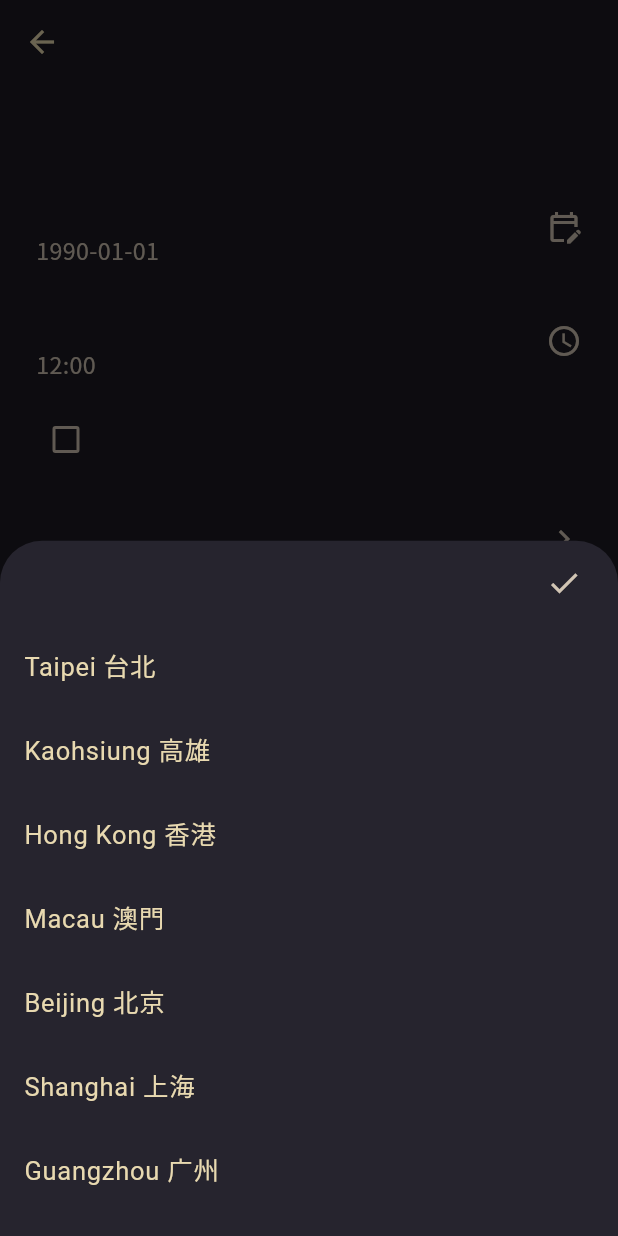
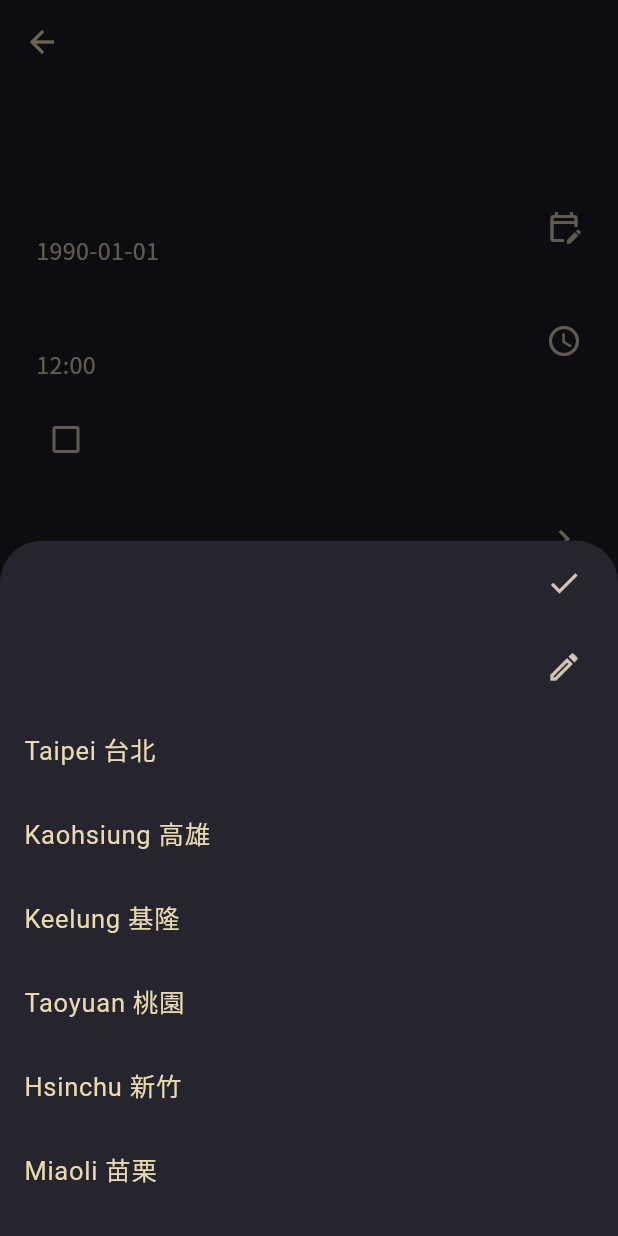
Before and after one commit to lawrence124875/iching-cards, a Flutter app: the BirthSetupPage screen opened directly with empty values, after a tap on the "chevron right" icon, on a phone screen of 412 x 824 dp. Run offline on Flutter 3.47's test engine with Material 3 defaults, Android fonts, the phone set to English and light mode, and no system bars; our stand-ins replace audio_service, cloud_firestore, file_picker, firebase_analytics, firebase_core, firebase_crashlytics and 8 more; missing offline and left inert: in_app_update, lunar, purchases_flutter; accounts and stored records are empty; generated files the repository leaves out were written again; Roboto replaces fonts that are missing (NotoSerifTC).

Commit message:
出生資料：日期提示改實際格式、台灣縣市＋自訂經度；功能介紹加一頁；0.7.1+76 (#49)
* 出生資料：日期提示改用實際格式、台灣縣市＋自訂經度；功能介紹加一頁；0.7.1+76

Co-Authored-By: Claude Opus 5.5 <noreply@anthropic.com>
Claude-Session: https://claude.ai/code/session_01Cu1dEPHGCTcaL8ysjkMMxG

* 功能介紹：補第 6 頁圖示

Co-Authored-By: Claude Opus 5.5 <noreply@anthropic.com>
Claude-Session: https://claude.ai/code/session_01Cu1dEPHGCTcaL8ysjkMMxG

* 測試：功能介紹改為六頁

Co-Authored-By: Claude Opus 5.5 <noreply@anthropic.com>
Claude-Session: https://claude.ai/code/session_01Cu1dEPHGCTcaL8ysjkMMxG

* 測試：功能介紹六頁（迴圈次數）

Co-Authored-By: Claude Opus 5.5 <noreply@anthropic.com>
Claude-Session: https://claude.ai/code/session_01Cu1dEPHGCTcaL8ysjkMMxG

---------

Co-authored-by: Claude <noreply@anthropic.com>

```diff
--- a/lib/core/meihua/solar_time.dart
+++ b/lib/core/meihua/solar_time.dart
@@ -43,6 +43,23 @@ class MeihuaCities {
   static const all = <MeihuaCity>[
     MeihuaCity('taipei', 'Taipei 台北', 121.56),
     MeihuaCity('kaohsiung', 'Kaohsiung 高雄', 120.30),
+    MeihuaCity('keelung', 'Keelung 基隆', 121.74),
+    MeihuaCity('taoyuan', 'Taoyuan 桃園', 121.30),
+    MeihuaCity('hsinchu', 'Hsinchu 新竹', 120.97),
+    MeihuaCity('miaoli', 'Miaoli 苗栗', 120.82),
+    MeihuaCity('taichung', 'Taichung 台中', 120.68),
+    MeihuaCity('changhua', 'Changhua 彰化', 120.54),
+    MeihuaCity('nantou', 'Nantou 南投', 120.69),
+    MeihuaCity('yunlin', 'Yunlin 雲林', 120.54),
+    MeihuaCity('chiayi', 'Chiayi 嘉義', 120.45),
+    MeihuaCity('tainan', 'Tainan 台南', 120.21),
+    MeihuaCity('pingtung', 'Pingtung 屏東', 120.49),
+    MeihuaCity('yilan', 'Yilan 宜蘭', 121.75),
+    MeihuaCity('hualien', 'Hualien 花蓮', 121.60),
+    MeihuaCity('taitung', 'Taitung 台東', 121.15),
+    MeihuaCity('penghu', 'Penghu 澎湖', 119.57),
+    MeihuaCity('kinmen', 'Kinmen 金門', 118.32),
+    MeihuaCity('matsu', 'Matsu 馬祖', 119.95),
     MeihuaCity('hongkong', 'Hong Kong 香港', 114.17),
     MeihuaCity('macau', 'Macau 澳門', 113.54),
     MeihuaCity('beijing', 'Beijing 北京', 116.40),
@@ -123,7 +140,23 @@ class MeihuaCities {
     MeihuaCity('fortaleza', 'Fortaleza', -38.54),
   ];
 
+  /// 自訂經度的 id 前綴（出生資料可自行輸入經度），例如 `lon:120.97`。
+  static const customPrefix = 'lon:';
+
+  static String customId(double longitude) => '$customPrefix${longitude.toStringAsFixed(2)}';
+
+  /// 自訂經度：顯示成 `120.97°E`／`74.01°W`。
+  static MeihuaCity? custom(String id) {
+    if (!id.startsWith(customPrefix)) return null;
+    final lon = double.tryParse(id.substring(customPrefix.length));
+    if (lon == null || lon < -180 || lon > 180) return null;
+    return MeihuaCity(id, '${lon.abs().toStringAsFixed(2)}°${lon < 0 ? 'W' : 'E'}', lon);
+  }
+
   static MeihuaCity? byId(String? id) {
+    if (id == null) return null;
+    final c = custom(id);
+    if (c != null) return c;
     for (final c in all) {
       if (c.id == id) return c;
     }
--- a/lib/features/intro/intro_page.dart
+++ b/lib/features/intro/intro_page.dart
@@ -23,7 +23,7 @@ class _IntroPageState extends State<IntroPage> {
   final _pages = PageController();
   int _index = 0;
 
-  static const _icons = [Icons.style_outlined, Icons.bookmark_outline, Icons.air, Icons.ios_share, Icons.mail_outline];
+  static const _icons = [Icons.style_outlined, Icons.auto_awesome_outlined, Icons.bookmark_outline, Icons.air, Icons.ios_share, Icons.mail_outline];
 
   @override
   void dispose() {
@@ -40,6 +40,7 @@ class _IntroPageState extends State<IntroPage> {
     final l = context.l10n;
     final pages = [
       (l.intro1Title, l.intro1Body),
+      (l.intro6Title, l.intro6Body),
       (l.intro2Title, l.intro2Body),
       (l.intro3Title, l.intro3Body),
       (l.intro4Title, l.intro4Body),
--- a/lib/l10n/app_ar.arb
+++ b/lib/l10n/app_ar.arb
@@ -222,6 +222,8 @@
   "intro4Body": "يمكن تحويل سداسيّ أعجبك إلى بطاقة ومشاركتها مع الأصدقاء. النصوص والقراءات مجانية دائمًا؛ والأعضاء بلا إعلانات، ويسحبون بلا حدود، ولهم جلسات تنفّس أطول ونبضات ثنائية الأذن.",
   "intro5Title": "آراؤكم تهمّنا",
   "intro5Body": "من القائمة أعلى الشاشة الرئيسية يمكن مشاهدة هذه الجولة مرة أخرى، وإرسال الملاحظات إلينا، واختيار مشاركة إحصاءات الاستخدام المجهولة الهويّة أو عدمها. الاقتراحات تساعدنا على تحسين التطبيق.",
+  "intro6Title": "طرق أخرى للقراءة",
+  "intro6Body": "في الشاشة الرئيسية المزيد: «زهرة البرقوق» تستخرج الشكل من هذه اللحظة أو من رقمين أو من جملة؛ و«قراءة مزدوجة» تنظر في السؤال نفسه بالإي تشينغ وزهرة البرقوق معًا؛ و«زي وي · باتسي» يستعمل بيانات ميلادك للتأمّل في اتّجاه هذه السنة وطاقة هذا الشهر، وبعد إدخالها تُضاف إلى القراءة المزدوجة أيضًا. ويأخذك «تعلّم الإي تشينغ» من الأساسيات إلى زهرة البرقوق وزي وي وباتسي، والدرس الأول من كل دورة مجاني.",
   "menuFeedback": "إرسال ملاحظات",
   "feedbackCategoryLabel": "النوع",
   "feedbackCategoryBug": "الإبلاغ عن مشكلة",
--- a/lib/l10n/app_en.arb
+++ b/lib/l10n/app_en.arb
@@ -577,6 +577,8 @@
   "intro4Body": "Turn a hexagram you like into a card and share it with friends. The texts and readings are always free; members get no ads, unlimited casts, longer breathing sessions and binaural beats.",
   "intro5Title": "Tell us what you think",
   "intro5Body": "The menu at the top right of the home screen lets you replay this tour, send us feedback, and choose whether to share anonymous usage stats. Your suggestions help make the app better.",
+  "intro6Title": "More ways to read",
+  "intro6Body": "The home screen has more: Plum Blossom casts from this moment, two numbers or a sentence; Dual Reading looks at one question with both the I Ching and Plum Blossom; Zi Wei · Bazi uses your birth details to show this year's direction and this month's energy, and once filled in it joins the Dual Reading too. Learn the I Ching takes you from the basics to Plum Blossom, Zi Wei and Bazi, and the first lesson of each course is free.",
   "menuFeedback": "Send feedback",
   "feedbackCategoryLabel": "Type",
   "feedbackCategoryBug": "Report a problem",
--- a/lib/l10n/app_es.arb
+++ b/lib/l10n/app_es.arb
@@ -222,6 +222,8 @@
   "intro4Body": "Convierte un hexagrama que te guste en una carta y compártela con tus amigos. Los textos y las lecturas son siempre gratis; los miembros no ven anuncios, consultan sin límite y tienen respiraciones más largas y pulsos binaurales.",
   "intro5Title": "Cuéntanos qué piensas",
   "intro5Body": "Desde el menú de arriba a la derecha de la pantalla de inicio puedes volver a ver esta presentación, enviarnos tus comentarios y elegir si compartes estadísticas de uso anónimas. Tus sugerencias nos ayudan a mejorar la app.",
+  "intro6Title": "Más formas de leer",
+  "intro6Body": "La pantalla de inicio tiene más: Flor de Ciruelo hace la tirada con este momento, dos números o una frase; Lectura doble mira una misma pregunta con el I Ching y con Flor de Ciruelo; Zi Wei · Bazi usa tus datos de nacimiento para mostrar la dirección de este año y la energía de este mes, y una vez completados también se suman a la Lectura doble. Aprender el I Ching va de lo básico a Flor de Ciruelo, Zi Wei y Bazi, y la primera lección de cada curso es gratis.",
   "menuFeedback": "Enviar comentarios",
   "feedbackCategoryLabel": "Tipo",
   "feedbackCategoryBug": "Informar un problema",
--- a/lib/l10n/app_id.arb
+++ b/lib/l10n/app_id.arb
@@ -577,6 +577,8 @@
   "intro4Body": "Jadikan heksagram yang kamu suka sebagai kartu dan bagikan ke teman. Teks dan bacaan selalu gratis; anggota bebas iklan, bisa mengambil heksagram tanpa batas, dan mendapat latihan napas lebih panjang serta ketukan binaural.",
   "intro5Title": "Sampaikan pendapatmu",
   "intro5Body": "Dari menu di kanan atas beranda, kamu bisa melihat lagi pengenalan ini, mengirim masukan kepada kami, dan memilih apakah ingin membagikan statistik penggunaan anonim. Saranmu membantu aplikasi ini menjadi lebih baik.",
+  "intro6Title": "Lebih banyak cara membaca",
+  "intro6Body": "Layar utama punya lebih banyak: Bunga Plum membuat heksagram dari saat ini, dua angka, atau satu kalimat; Bacaan ganda melihat satu pertanyaan lewat I Ching dan Bunga Plum sekaligus; Zi Wei · Bazi memakai data kelahiranmu untuk melihat arah tahun ini dan energi bulan ini sebagai bahan renungan, dan setelah diisi ikut masuk ke Bacaan ganda. Belajar I Ching membawamu dari dasar hingga Bunga Plum, Zi Wei, dan Bazi; pelajaran pertama tiap kursus gratis.",
   "menuFeedback": "Kirim masukan",
   "feedbackCategoryLabel": "Jenis",
   "feedbackCategoryBug": "Laporkan masalah",
--- a/lib/l10n/app_ja.arb
+++ b/lib/l10n/app_ja.arb
@@ -222,6 +222,8 @@
   "intro4Body": "気に入った卦はカードにして友だちにシェアできます。卦辞・爻辞と解読はずっと無料。メンバーは広告なし、卦を立てる回数は無制限、長めの呼吸とバイノーラルビートが使えます。",
   "intro5Title": "ご意見をお聞かせください",
   "intro5Body": "ホーム画面右上のメニューから、この紹介をもう一度見る、ご意見を送る、匿名の利用統計を送るかどうかを選ぶ、といったことができます。いただいた声はアプリの改善に生かします。",
+  "intro6Title": "さらに広がる占い方",
+  "intro6Body": "ホーム画面にはほかにも機能があります。「梅花易数」は今この時刻、二つの数字、または一文から卦を立てます。「二卦の対照」は一つの問いを易経と梅花易数の両方で見ます。「紫微・八字」は生年月日と出生時刻から、今年の大きな流れと今月のエネルギーを見ます。入力すると二卦の対照にも加わります。「易経を学ぶ」では入門から梅花・紫微・八字まで学べ、各コースの第 1 課は無料です。",
   "menuFeedback": "ご意見・ご要望",
   "feedbackCategoryLabel": "種類",
   "feedbackCategoryBug": "不具合の報告",
--- a/lib/l10n/app_ko.arb
+++ b/lib/l10n/app_ko.arb
@@ -222,6 +222,8 @@
   "intro4Body": "마음에 드는 괘를 카드로 만들어 친구에게 공유하세요. 괘사·효사와 해석은 언제나 무료이며, 멤버는 광고 없이 괘를 무제한으로 세우고 더 긴 호흡과 바이노럴 비트를 쓸 수 있습니다.",
   "intro5Title": "의견을 들려주세요",
   "intro5Body": "홈 화면 오른쪽 위 메뉴에서 이 소개를 다시 보거나, 의견을 보내거나, 익명 사용 통계를 보낼지 정할 수 있습니다. 보내 주신 의견은 앱을 더 좋게 만드는 데 쓰입니다.",
+  "intro6Title": "더 많은 점법",
+  "intro6Body": "홈 화면에는 더 많은 기능이 있습니다. '매화역수'는 지금 이 시각, 두 숫자 또는 한 문장으로 괘를 세웁니다. '두 괘 대조'는 하나의 질문을 주역과 매화역수로 함께 봅니다. '자미·사주'는 출생 정보로 올해의 큰 방향과 이번 달의 에너지를 보며, 입력해 두면 두 괘 대조에도 함께 들어갑니다. '주역 배우기'는 입문부터 매화·자미·사주까지 다루며 각 코스의 1과는 무료입니다.",
   "menuFeedback": "의견 보내기",
   "feedbackCategoryLabel": "유형",
   "feedbackCategoryBug": "문제 신고",
--- a/lib/l10n/app_pt.arb
+++ b/lib/l10n/app_pt.arb
@@ -222,6 +222,8 @@
   "intro4Body": "Transforme um hexagrama de que você gostou em uma carta e compartilhe com amigos. Os textos e as leituras são sempre gratuitos; assinantes não veem anúncios, consultam sem limite e têm respirações mais longas e batidas binaurais.",
   "intro5Title": "Conte o que você acha",
   "intro5Body": "No menu no canto superior direito da tela inicial, você pode rever esta apresentação, enviar sua opinião e escolher se quer compartilhar estatísticas de uso anônimas. Suas sugestões ajudam a melhorar o app.",
+  "intro6Title": "Mais formas de ler",
+  "intro6Body": "A tela inicial tem mais: Flor de Ameixeira faz a consulta com este momento, dois números ou uma frase; Leitura dupla olha a mesma pergunta com o I Ching e com a Flor de Ameixeira; Zi Wei · Bazi usa seus dados de nascimento para mostrar a direção deste ano e a energia deste mês e, depois de preenchidos, também entram na Leitura dupla. Aprender o I Ching vai do básico à Flor de Ameixeira, ao Zi Wei e ao Bazi, e a primeira lição de cada curso é grátis.",
   "menuFeedback": "Enviar opinião",
   "feedbackCategoryLabel": "Tipo",
   "feedbackCategoryBug": "Relatar problema",
--- a/lib/l10n/app_th.arb
+++ b/lib/l10n/app_th.arb
@@ -222,6 +222,8 @@
   "intro4Body": "ทำฉั่วที่ชอบเป็นการ์ดแล้วแชร์ให้เพื่อน ตัวบทและคำอธิบายฟรีเสมอ สมาชิกไม่มีโฆษณา ตั้งฉั่วได้ไม่จำกัด และใช้การหายใจที่นานขึ้นกับจังหวะเสียงสองหูได้",
   "intro5Title": "บอกความคิดเห็นของคุณ",
   "intro5Body": "เมนูมุมขวาบนของหน้าแรกใช้ดูแนะนำนี้อีกครั้ง ส่งความคิดเห็นถึงเรา และเลือกว่าจะส่งสถิติการใช้งานแบบไม่ระบุตัวตนหรือไม่ ข้อเสนอแนะของคุณช่วยให้แอปดีขึ้น",
+  "intro6Title": "วิธีอ่านเพิ่มเติม",
+  "intro6Body": "หน้าแรกยังมีอีกหลายอย่าง: เหมยฮวาตั้งฉากจากเวลาขณะนี้ ตัวเลขสองตัว หรือประโยคหนึ่งประโยค อ่านคู่ดูคำถามเดียวกันทั้งด้วยอี้จิงและเหมยฮวา จื่อเวย · ปาจื้อใช้ข้อมูลวันเวลาเกิดดูทิศทางใหญ่ของปีนี้และพลังงานของเดือนนี้ เมื่อกรอกแล้วจะรวมเข้าในการอ่านคู่ด้วย ส่วนเรียนอี้จิงพาไปตั้งแต่พื้นฐานจนถึงเหมยฮวา จื่อเวย และปาจื้อ บทที่ 1 ของทุกคอร์สอ่านฟรี",
   "menuFeedback": "ส่งความคิดเห็น",
   "feedbackCategoryLabel": "ประเภท",
   "feedbackCategoryBug": "แจ้งปัญหา",
--- a/lib/l10n/app_vi.arb
+++ b/lib/l10n/app_vi.arb
@@ -222,6 +222,8 @@
   "intro4Body": "Biến quẻ bạn thích thành một tấm thẻ để chia sẻ với bạn bè. Lời quẻ, lời hào và phần giải luôn miễn phí; hội viên không có quảng cáo, gieo quẻ không giới hạn, có bài thở dài hơn và nhịp hai tai.",
   "intro5Title": "Cho chúng tôi biết ý kiến của bạn",
   "intro5Body": "Menu ở góc trên bên phải màn hình chính giúp bạn xem lại phần giới thiệu này, gửi góp ý cho chúng tôi và chọn có chia sẻ thống kê sử dụng ẩn danh hay không. Góp ý của bạn giúp ứng dụng tốt hơn.",
+  "intro6Title": "Thêm cách gieo và luận quẻ",
+  "intro6Body": "Màn hình chính còn nhiều hơn: Mai Hoa lập quẻ từ thời điểm này, hai con số hoặc một câu; Đối chiếu hai quẻ nhìn một câu hỏi bằng cả Kinh Dịch và Mai Hoa; Tử Vi · Bát Tự dùng thông tin ngày giờ sinh để xem hướng lớn của năm nay và năng lượng của tháng này, điền xong sẽ được thêm vào Đối chiếu hai quẻ. Học Kinh Dịch đi từ nhập môn đến Mai Hoa, Tử Vi, Bát Tự; bài 1 của mỗi khóa đều miễn phí.",
   "menuFeedback": "Gửi góp ý",
   "feedbackCategoryLabel": "Loại",
   "feedbackCategoryBug": "Báo lỗi",
--- a/lib/l10n/app_zh.arb
+++ b/lib/l10n/app_zh.arb
@@ -665,6 +665,8 @@
   "intro4Body": "喜歡的一卦可以做成卡片分享給朋友。卦辭、爻辭與解讀永遠免費；謙卦會員沒有廣告、起卦不限次數，並有更長的呼吸練習與雙耳節拍。",
   "intro5Title": "告訴我們你的想法",
   "intro5Body": "首頁右上角的選單可以隨時重看這份介紹、傳意見回饋給我們，也可以決定要不要分享匿名使用統計。你的建議會讓謙卦變得更好。",
+  "intro6Title": "更多起卦與解讀",
+  "intro6Body": "首頁還有更多方法：「梅花易數」用此刻的時間、兩個數字或一句話起卦；「雙卦交叉」把易經與梅花放在一起看同一個問題；「紫微・八字」用你的出生資料看今年的大方向與本月的能量，填好後也會加進雙卦交叉。「學習課程」從易經入門，到梅花、紫微、八字，每套的第 1 課都免費。",
   "menuFeedback": "意見回饋",
   "feedbackCategoryLabel": "類型",
   "feedbackCategoryBug": "回報問題",
--- a/lib/l10n/app_zh_Hans.arb
+++ b/lib/l10n/app_zh_Hans.arb
@@ -222,6 +222,8 @@
   "intro4Body": "喜欢的一卦可以做成卡片分享给朋友。卦辞、爻辞与解读永远免费；谦卦会员没有广告、起卦不限次数，并有更长的呼吸练习与双耳节拍。",
   "intro5Title": "告诉我们你的想法",
   "intro5Body": "首页右上角的菜单可以随时重看这份介绍、给我们发送意见反馈，也可以决定是否分享匿名使用统计。你的建议会让谦卦变得更好。",
+  "intro6Title": "更多起卦与解读",
+  "intro6Body": "首页还有更多方法：“梅花易数”用此刻的时间、两个数字或一句话起卦；“双卦交叉”把易经与梅花放在一起看同一个问题；“紫微・八字”用你的出生资料看今年的大方向与本月的能量，填好后也会加进双卦交叉。“学习课程”从易经入门，到梅花、紫微、八字，每套的第 1 课都免费。",
   "menuFeedback": "意见反馈",
   "feedbackCategoryLabel": "类型",
   "feedbackCategoryBug": "回报问题",
--- a/pubspec.yaml
+++ b/pubspec.yaml
@@ -1,7 +1,7 @@
 name: iching_cards
 description: "謙卦｜易經六十四卦卡（LC Lab）"
 publish_to: 'none'
-version: 0.7.0+75
+version: 0.7.1+76
 
 environment:
   sdk: '>=3.4.0 <4.0.0'
```
Also changed, not shown: lib/features/eastern/birth_setup_page.dart (+55 -0 lines), 2 other files.
